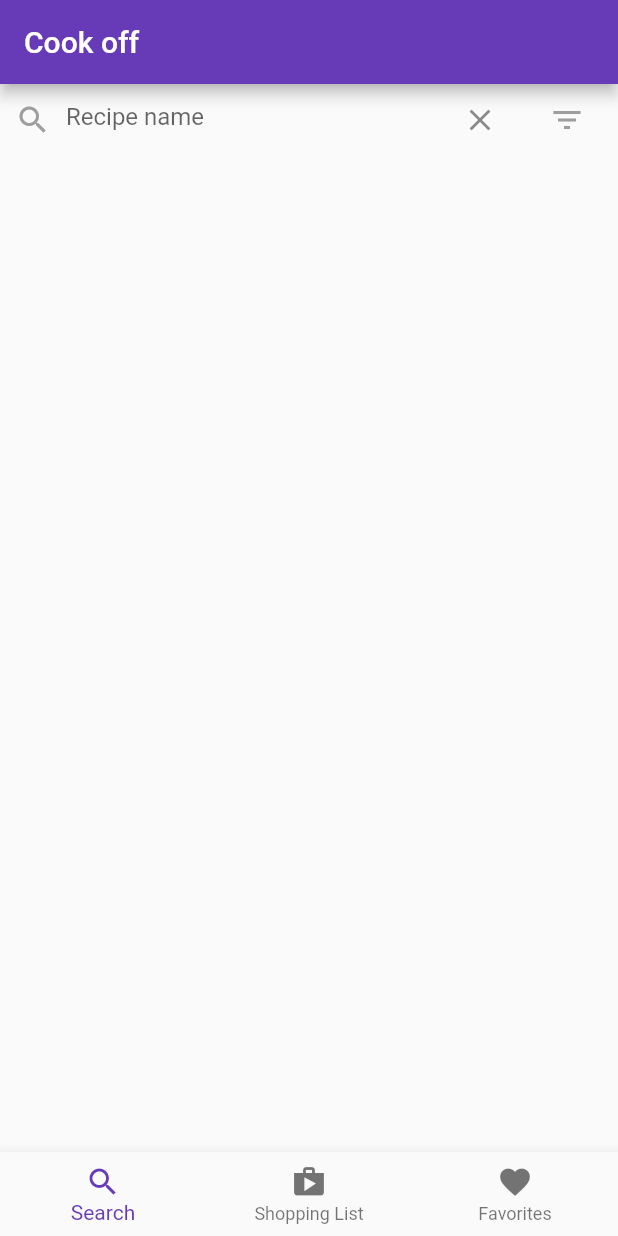
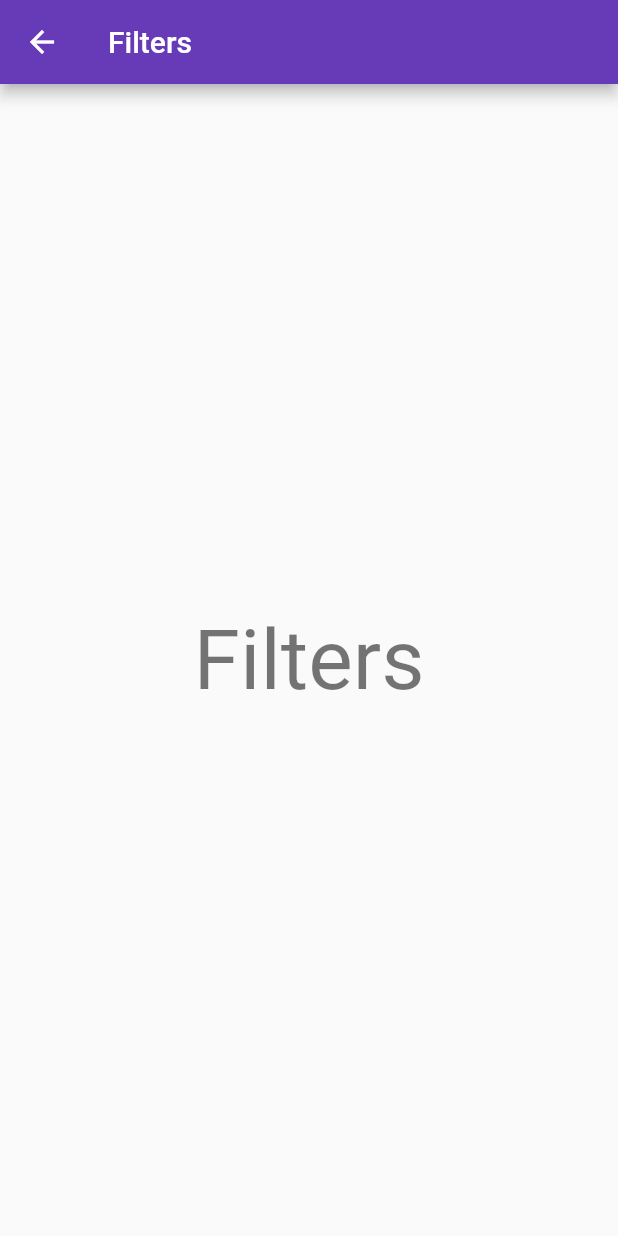
Before and after one commit to Mana-One/cook-off, a Flutter app: the screen it shows after launch, after a tap on the "filter list" icon, on a phone screen of 412 x 824 dp. Run offline on Flutter 3.47's test engine with Material 2 defaults, Android fonts, the phone set to English and light mode, and no system bars; our stand-ins replace flutter_dotenv.

Commit message:
navigation to filters screen

```diff
--- a/lib/router/app_router.dart
+++ b/lib/router/app_router.dart
@@ -1,3 +1,4 @@
+import 'package:cook_off/screens/filters_screen.dart';
 import 'package:cook_off/screens/not_found_screen.dart';
 import 'package:flutter/material.dart';
 
@@ -7,6 +8,7 @@ class AppRouter {
   static Map<String, Widget Function(BuildContext context)> routes() {
     return {
       '/': (BuildContext context) => const HomeScreen(title: 'Cook off'),
+      FiltersScreen.routeName: (BuildContext context) => const FiltersScreen(),
     };
   }
 
--- /dev/null
+++ b/lib/screens/filters_screen.dart
@@ -0,0 +1,30 @@
+import 'package:flutter/material.dart';
+
+class FiltersScreen extends StatelessWidget {
+  static const String routeName = '/filters';
+
+  const FiltersScreen({super.key});
+
+  @override
+  Widget build(BuildContext context) {
+    return Scaffold(
+      appBar: AppBar(
+        leading: IconButton(
+          icon: const Icon(Icons.arrow_back),
+          onPressed: () => _goBack(context),
+        ),
+        title: const Text('Filters'),
+      ),
+      body: Center(
+        child: Text(
+          'Filters',
+          style: Theme.of(context).textTheme.headline2,
+        ),
+      ),
+    );
+  }
+
+  void _goBack(BuildContext context) {
+    Navigator.of(context).pop();
+  }
+}
--- a/lib/widgets/search_bar.dart
+++ b/lib/widgets/search_bar.dart
@@ -1,4 +1,6 @@
 import 'package:flutter/material.dart';
+
+import '../screens/filters_screen.dart';
 
 class SearchBar extends StatelessWidget {
   SearchBar({super.key});
@@ -38,10 +40,14 @@ class SearchBar extends StatelessWidget {
               Icons.filter_list,
               color: Colors.grey,
             ),
-            onPressed: () => {},
+            onPressed: () => _goToFiltersScreen(context),
           ),
         ),
       ],
     );
   }
+
+  void _goToFiltersScreen(BuildContext context) {
+    Navigator.of(context).pushNamed(FiltersScreen.routeName);
+  }
 }
```
